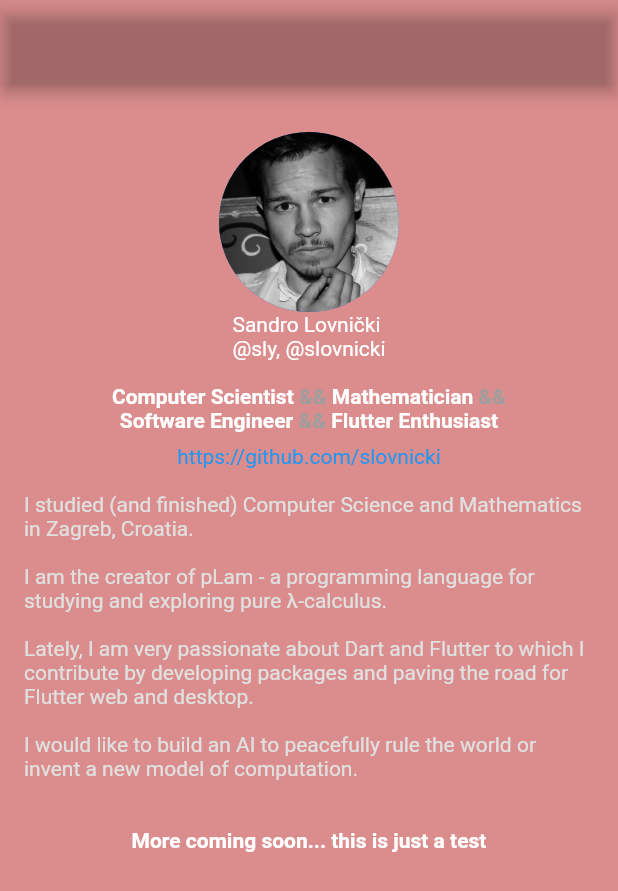
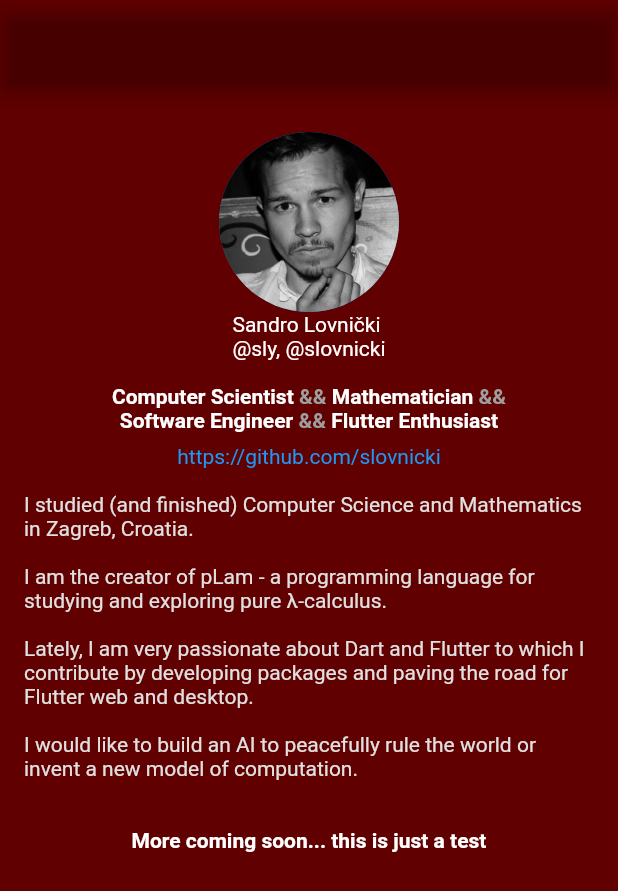
Before and after one commit to Flutter-Buddies/App, a Flutter app: the SlovnickiWidget screen opened directly, on a phone screen of 412 x 824 dp. Shown: the top 891 px of the screen. Run offline on Flutter 3.47's test engine with Material 2 defaults, Android fonts, the phone set to English and light mode, and no system bars; our stand-ins replace faker, flip_card, flutter_dotenv, font_awesome_flutter; network calls fail.

Commit message:
{slovnicki_widget}: [fix] background color by removing opacity

```diff
--- a/lib/widgets/user_widgets/slovnicki/slovnicki_widget.dart
+++ b/lib/widgets/user_widgets/slovnicki/slovnicki_widget.dart
@@ -15,7 +15,7 @@ class SlovnickiWidget extends StatelessWidget {
   @override
   Widget build(BuildContext context) {
     return Scaffold(
-      backgroundColor: Colors.red[900].withOpacity(0.5),
+      backgroundColor: const Color(0xFF600000),
       extendBodyBehindAppBar: true,
       appBar: AppBar(
         backgroundColor: Colors.transparent,
```
